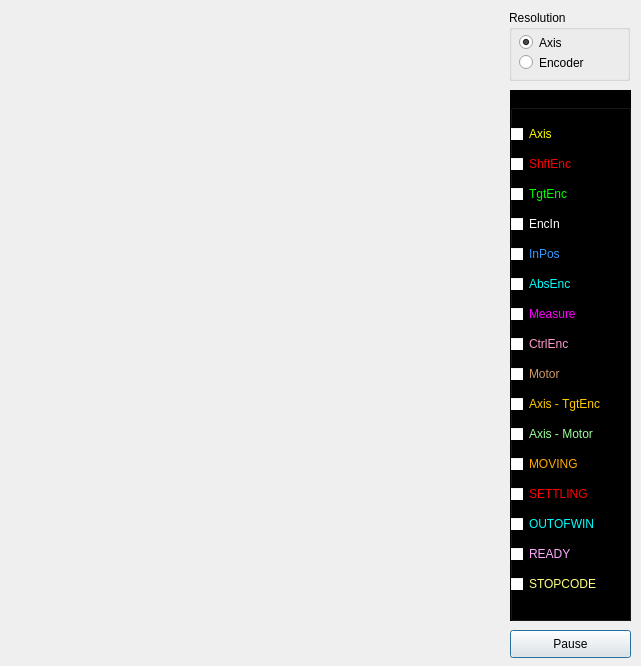
Above: src/ui_icepapcms/qt_designer_files/dialogcurves.ui from MaxIV-KitsControls/app-cells-icepapcms before the change. Below: the same form after it.
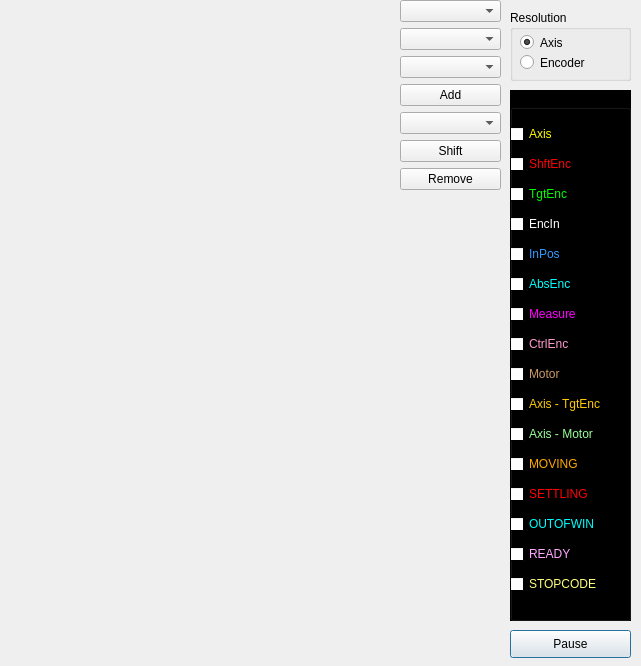
That is the form after the change.

```diff
--- a/src/ui_icepapcms/qt_designer_files/dialogcurves.ui
+++ b/src/ui_icepapcms/qt_designer_files/dialogcurves.ui
@@ -24,7 +24,7 @@
     <rect>
      <x>10</x>
      <y>10</y>
-     <width>491</width>
+     <width>381</width>
      <height>651</height>
     </rect>
    </property>
@@ -37,7 +37,7 @@
   <widget class="QGroupBox" name="groupBoxResolution">
    <property name="geometry">
     <rect>
-     <x>509</x>
+     <x>510</x>
      <y>10</y>
      <width>121</width>
      <height>71</height>
@@ -1350,6 +1350,64 @@
     <string>Pause</string>
    </property>
   </widget>
+  <widget class="QWidget" name="verticalLayoutWidget">
+   <property name="geometry">
+    <rect>
+     <x>400</x>
+     <y>0</y>
+     <width>101</width>
+     <height>411</height>
+    </rect>
+   </property>
+   <layout class="QVBoxLayout" name="verticalLayout_2">
+    <item>
+     <widget class="QComboBox" name="cbDriver"/>
+    </item>
+    <item>
+     <widget class="QComboBox" name="cbMagnitude"/>
+    </item>
+    <item>
+     <widget class="QComboBox" name="cbPlotAxis"/>
+    </item>
+    <item>
+     <widget class="QPushButton" name="btnAdd">
+      <property name="text">
+       <string>Add</string>
+      </property>
+     </widget>
+    </item>
+    <item>
+     <widget class="QComboBox" name="cbCurves"/>
+    </item>
+    <item>
+     <widget class="QPushButton" name="btnShift">
+      <property name="text">
+       <string>Shift</string>
+      </property>
+     </widget>
+    </item>
+    <item>
+     <widget class="QPushButton" name="btnRemove">
+      <property name="text">
+       <string>Remove</string>
+      </property>
+     </widget>
+    </item>
+    <item>
+     <spacer name="verticalSpacer">
+      <property name="orientation">
+       <enum>Qt::Vertical</enum>
+      </property>
+      <property name="sizeHint" stdset="0">
+       <size>
+        <width>20</width>
+        <height>40</height>
+       </size>
+      </property>
+     </spacer>
+    </item>
+   </layout>
+  </widget>
  </widget>
  <resources/>
  <connections/>
```
